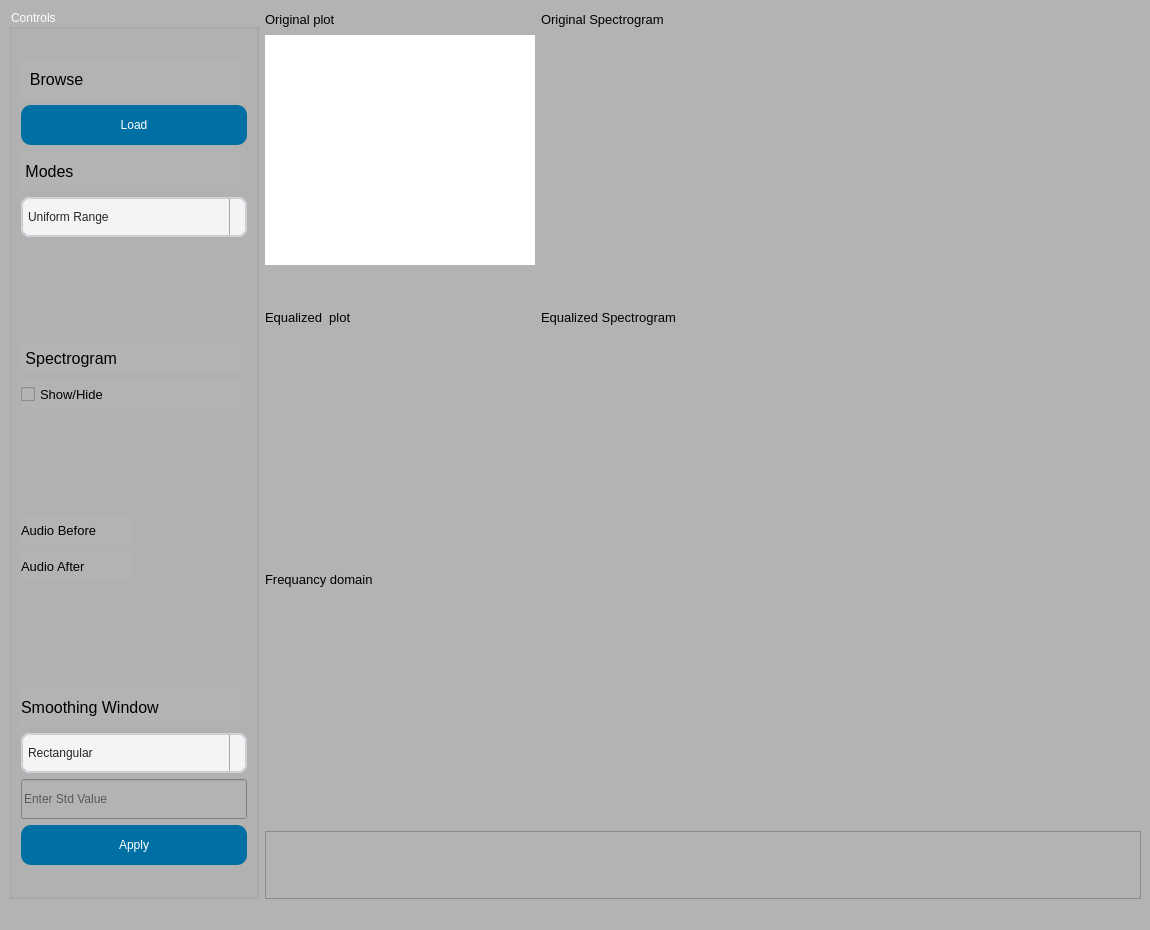
The window that task3.ui (malaknasser812/SBME_DSP_Signal-Equalizer) describes before a commit, drawn with Qt 5.
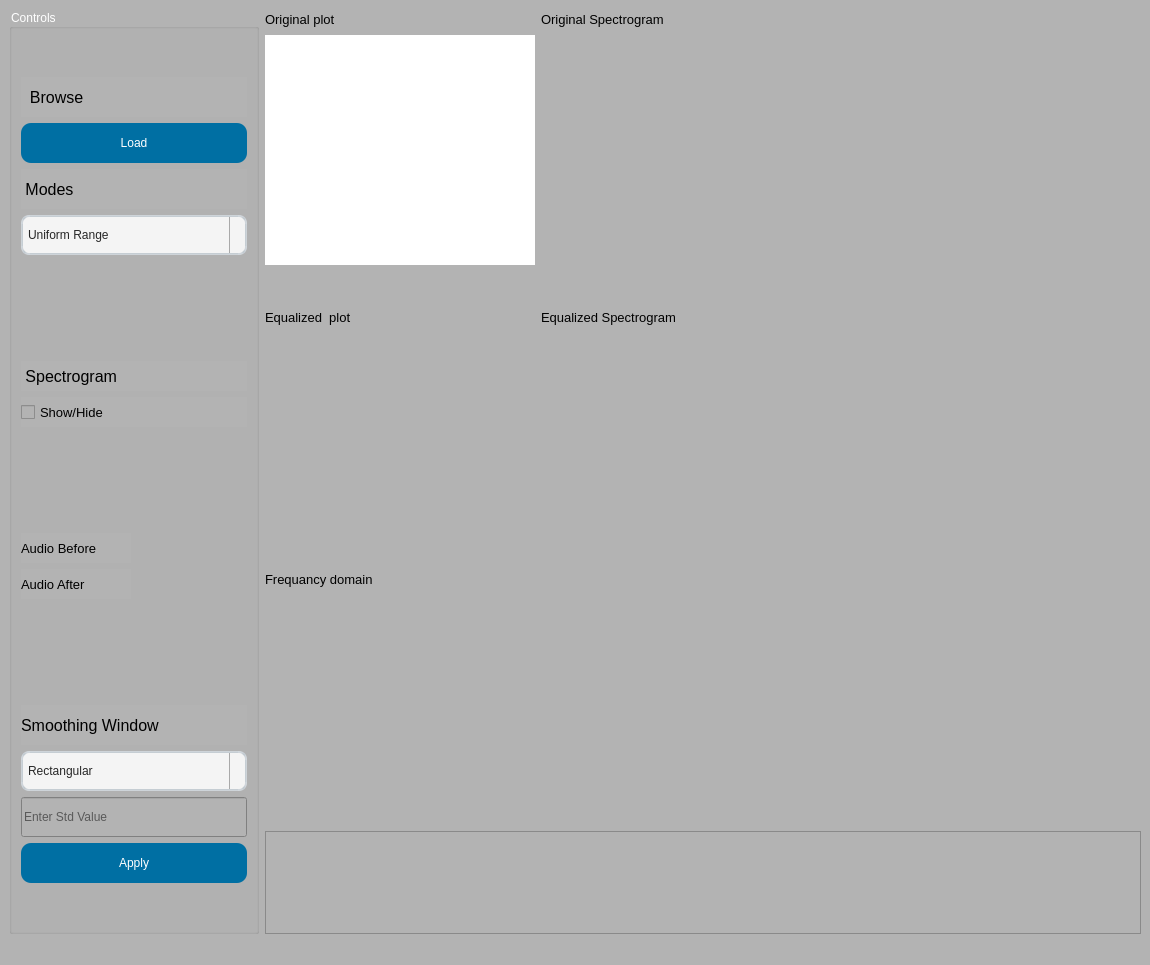
The same window after the commit. Icons and pictures are not drawn. Custom widgets are drawn as their Qt base class.

Patch:
```diff
--- a/task3.ui
+++ b/task3.ui
@@ -6,8 +6,8 @@
    <rect>
     <x>0</x>
     <y>0</y>
-    <width>1077</width>
-    <height>930</height>
+    <width>1145</width>
+    <height>965</height>
    </rect>
   </property>
   <property name="windowTitle">
```
Left out of the diff: 17 changed lines with no effect on the pictures.
